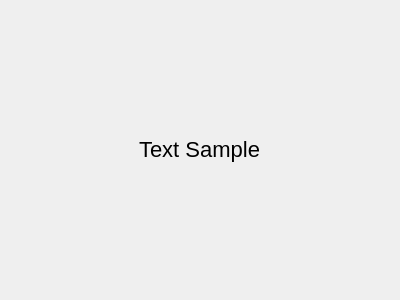
First picture: the form in views/sm_dialog_clean.ui, repository JuanLoaiza007/Proyecto-1-ADA-II, before the edit.
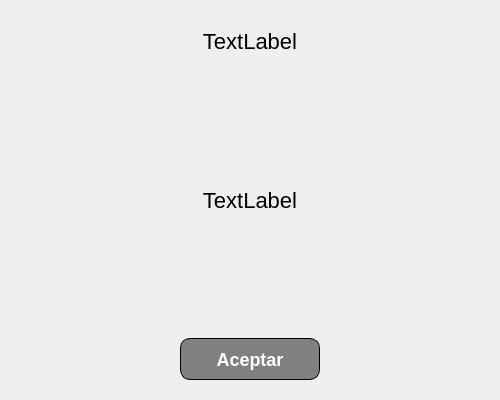
Second picture: the form after the edit.

Commit message: dialog implementation

The edit to the form file:
```diff
--- a/views/sm_dialog_clean.ui
+++ b/views/sm_dialog_clean.ui
@@ -6,20 +6,20 @@
    <rect>
     <x>0</x>
     <y>0</y>
-    <width>400</width>
-    <height>300</height>
+    <width>500</width>
+    <height>400</height>
    </rect>
   </property>
   <property name="minimumSize">
    <size>
-    <width>400</width>
-    <height>300</height>
+    <width>500</width>
+    <height>400</height>
    </size>
   </property>
   <property name="maximumSize">
    <size>
-    <width>400</width>
-    <height>300</height>
+    <width>500</width>
+    <height>400</height>
    </size>
   </property>
   <property name="windowTitle">
@@ -447,39 +447,89 @@
   <property name="class" stdset="0">
    <string>background-light</string>
   </property>
-  <layout class="QGridLayout" name="gridLayout">
-   <item row="0" column="0">
-    <widget class="QFrame" name="frame">
+  <layout class="QVBoxLayout" name="verticalLayout">
+   <item>
+    <widget class="QFrame" name="head">
+     <property name="maximumSize">
+      <size>
+       <width>16777215</width>
+       <height>60</height>
+      </size>
+     </property>
      <property name="frameShape">
       <enum>QFrame::NoFrame</enum>
      </property>
      <property name="frameShadow">
       <enum>QFrame::Raised</enum>
      </property>
-     <layout class="QGridLayout" name="gridLayout_2">
-      <property name="leftMargin">
-       <number>0</number>
-      </property>
-      <property name="topMargin">
-       <number>0</number>
-      </property>
-      <property name="rightMargin">
-       <number>0</number>
-      </property>
-      <property name="bottomMargin">
-       <number>0</number>
-      </property>
-      <property name="horizontalSpacing">
-       <number>0</number>
-      </property>
-      <item row="0" column="0" alignment="Qt::AlignHCenter|Qt::AlignVCenter">
-       <widget class="QLabel" name="lbl_main_text">
+     <layout class="QHBoxLayout" name="horizontalLayout">
+      <item>
+       <widget class="QLabel" name="lbl_title">
         <property name="text">
-         <string>Text Sample</string>
+         <string>TextLabel</string>
+        </property>
+        <property name="alignment">
+         <set>Qt::AlignCenter</set>
+        </property>
+        <property name="class" stdset="0">
+         <string>h3 color-danger</string>
+        </property>
+       </widget>
+      </item>
+     </layout>
+    </widget>
+   </item>
+   <item>
+    <widget class="QFrame" name="body">
+     <property name="frameShape">
+      <enum>QFrame::NoFrame</enum>
+     </property>
+     <property name="frameShadow">
+      <enum>QFrame::Raised</enum>
+     </property>
+     <layout class="QHBoxLayout" name="horizontalLayout_2">
+      <item>
+       <widget class="QLabel" name="lbl_body">
+        <property name="text">
+         <string>TextLabel</string>
+        </property>
+        <property name="alignment">
+         <set>Qt::AlignCenter</set>
         </property>
         <property name="wordWrap">
          <bool>true</bool>
         </property>
+       </widget>
+      </item>
+     </layout>
+    </widget>
+   </item>
+   <item>
+    <widget class="QFrame" name="foot">
+     <property name="maximumSize">
+      <size>
+       <width>16777215</width>
+       <height>60</height>
+      </size>
+     </property>
+     <property name="frameShape">
+      <enum>QFrame::NoFrame</enum>
+     </property>
+     <property name="frameShadow">
+      <enum>QFrame::Raised</enum>
+     </property>
+     <layout class="QHBoxLayout" name="horizontalLayout_3">
+      <item>
+       <widget class="QPushButton" name="btn_aceptar">
+        <property name="maximumSize">
+         <size>
+          <width>140</width>
+          <height>200</height>
+         </size>
+        </property>
+        <property name="text">
+         <string>Aceptar</string>
+        </property>
         <property name="class" stdset="0">
          <string>h1 color-primary</string>
         </property>
```
Left out of the diff: 29 changed lines with no effect on the pictures. The commit also changes 2 other files.
